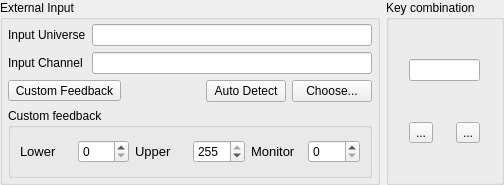
mcallegari/qlcplus, file ui/src/inputselectionwidget.ui: the form before one commit.
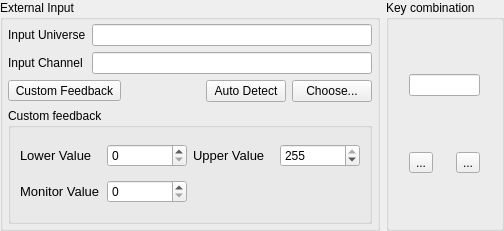
The form after the commit. Icons and pictures are not drawn.

```diff
--- a/ui/src/inputselectionwidget.ui
+++ b/ui/src/inputselectionwidget.ui
@@ -26,7 +26,7 @@
     <x>0</x>
     <y>0</y>
     <width>504</width>
-    <height>185</height>
+    <height>231</height>
    </rect>
   </property>
   <property name="windowTitle">
@@ -171,8 +171,8 @@
         <property name="title">
          <string>Custom feedback</string>
         </property>
-        <layout class="QHBoxLayout" name="horizontalLayout_2">
-         <item>
+        <layout class="QGridLayout" name="gridLayout_3">
+         <item row="0" column="0">
           <widget class="QLabel" name="label">
            <property name="font">
             <font>
@@ -180,30 +180,18 @@
             </font>
            </property>
            <property name="text">
-            <string>Lower</string>
+            <string>Lower Value</string>
            </property>
           </widget>
          </item>
-         <item>
+         <item row="0" column="1">
           <widget class="QSpinBox" name="m_lowerSpin">
            <property name="maximum">
             <number>255</number>
            </property>
           </widget>
          </item>
-         <item>
-          <widget class="QLabel" name="label_2">
-           <property name="font">
-            <font>
-             <pointsize>10</pointsize>
-            </font>
-           </property>
-           <property name="text">
-            <string>Upper</string>
-           </property>
-          </widget>
-         </item>
-         <item>
+         <item row="0" column="3">
           <widget class="QSpinBox" name="m_upperSpin">
            <property name="minimum">
             <number>0</number>
@@ -216,19 +204,31 @@
            </property>
           </widget>
          </item>
-         <item>
-          <widget class="QLabel" name="label_3">
+         <item row="0" column="2">
+          <widget class="QLabel" name="label_2">
            <property name="font">
             <font>
              <pointsize>10</pointsize>
             </font>
            </property>
            <property name="text">
-            <string>Monitor</string>
+            <string>Upper Value</string>
            </property>
           </widget>
          </item>
-         <item>
+         <item row="1" column="0">
+          <widget class="QLabel" name="m_monitorLabel">
+           <property name="font">
+            <font>
+             <pointsize>10</pointsize>
+            </font>
+           </property>
+           <property name="text">
+            <string>Monitor Value</string>
+           </property>
+          </widget>
+         </item>
+         <item row="1" column="1">
           <widget class="QSpinBox" name="m_monitorSpin">
            <property name="maximum">
             <number>255</number>
```
Left out of the diff: 7 changed lines with no effect on the pictures.
